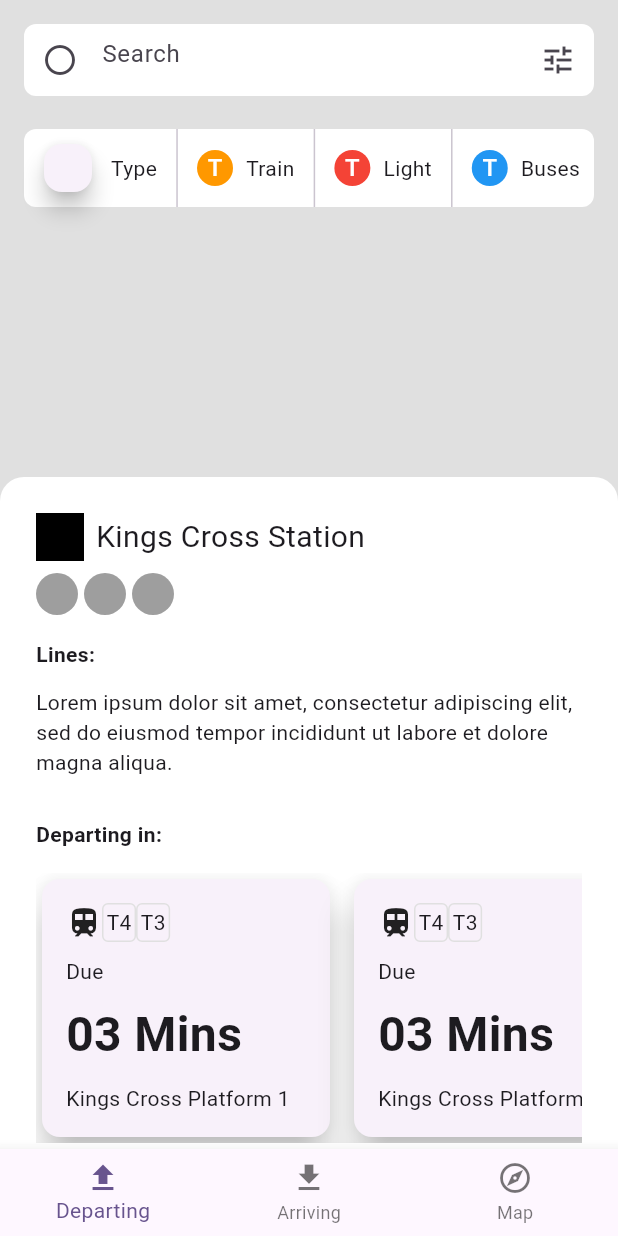
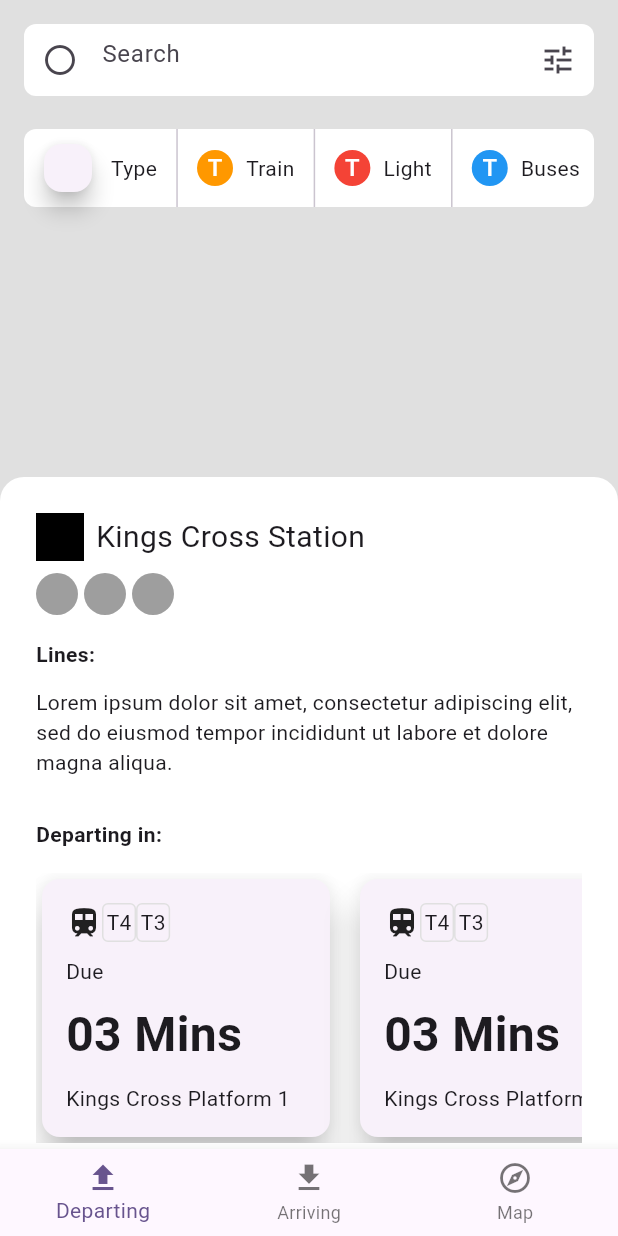
Before and after one commit to JAICHANGPARK/flutter_notebook_chapter_33, a Flutter app: the TransportMainPage screen opened directly, on a phone screen of 412 x 824 dp. Run offline on Flutter 3.47's test engine with Material 2 defaults, Android fonts, the phone set to English and light mode, and no system bars; our stand-ins replace dots_indicator, gap.

Commit message:
Update transport_main_page.dart

```diff
--- a/lib/ep1685_transport_app/views/transport_main_page.dart
+++ b/lib/ep1685_transport_app/views/transport_main_page.dart
@@ -186,7 +186,7 @@ class _TransportMainPageState extends State<TransportMainPage> {
                           scrollDirection: Axis.horizontal,
                           itemBuilder: (context, index) {
                             return Padding(
-                              padding: const EdgeInsets.only(right: 8),
+                              padding: const EdgeInsets.only(right: 12),
                               child: SizedBox(
                                 width: 200,
                                 child: Card(
```
